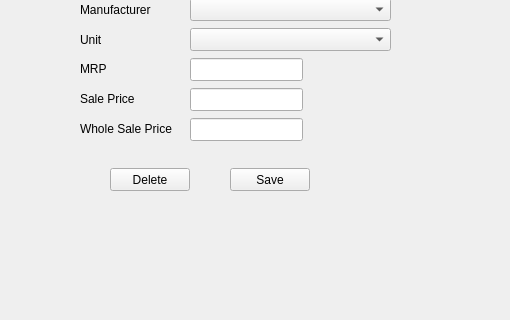
First picture: the form in src/productform.ui, repository thamizha/angadi, before the edit; both pictures show x 0 to 510 and y 158 to 478 of the 684 by 478 pixel window.
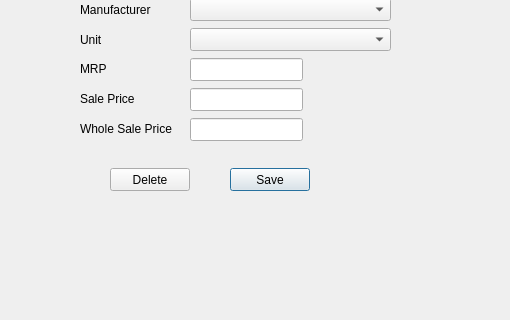
Second picture: the form after the edit.

Diff of the .ui file:
```diff
--- a/src/productform.ui
+++ b/src/productform.ui
@@ -35,6 +35,9 @@
    <property name="text">
     <string>Save</string>
    </property>
+   <property name="default">
+    <bool>true</bool>
+   </property>
   </widget>
   <widget class="QLabel" name="label_5">
    <property name="geometry">
```
